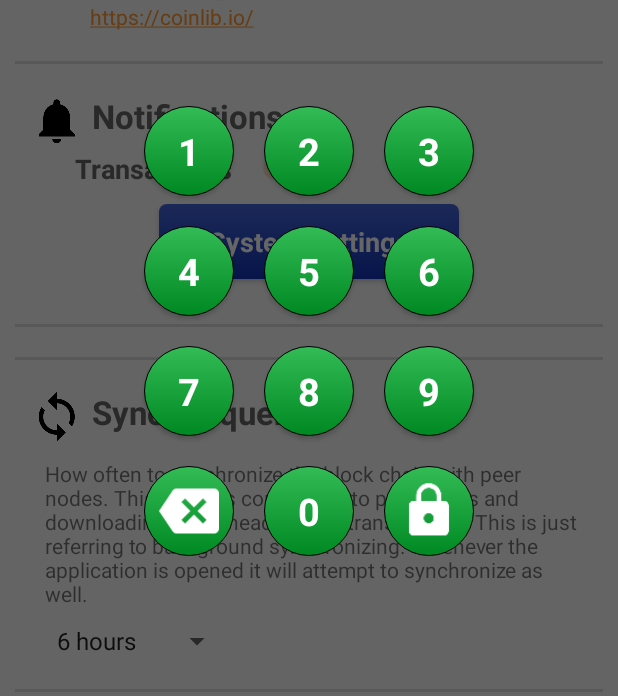
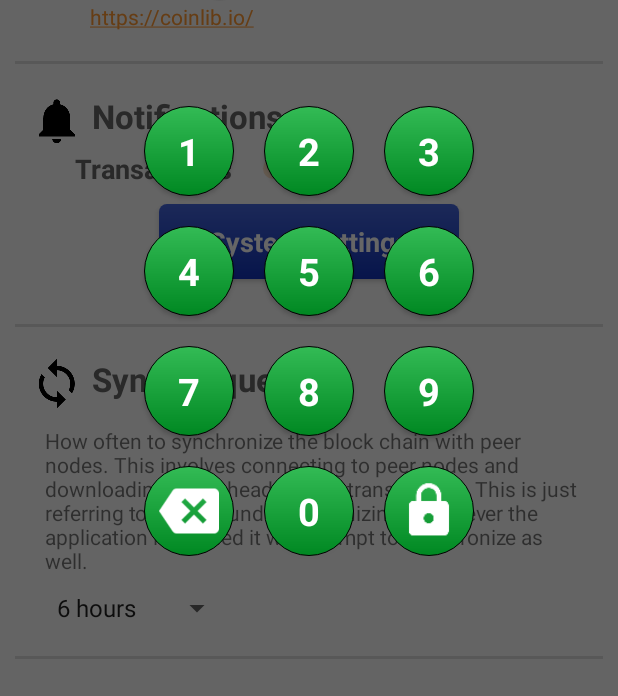
Before and after one commit to nextcashtech/android_wallet, an Android app: the screen it shows after launch (MainActivity), after a tap on "Settings", on a phone screen of 412 x 824 dp, the part 540-1236 px from its top. Run offline under Robolectric (Android 15) with nearby library versions, the phone set to English and light mode, and no system bars; pictures from the network do not load; 6 statements that could not run were skipped.

Commit message:
Remove extra separator line in settings layout.

```diff
--- a/app/src/main/res/layout/settings.xml
+++ b/app/src/main/res/layout/settings.xml
@@ -135,12 +135,6 @@
         android:layout_marginTop="20dp"
         android:background="#ddd" />
 
-    <View
-        android:layout_width="match_parent"
-        android:layout_height="2dip"
-        android:layout_marginTop="20dp"
-        android:background="#ddd" />
-
     <TextView
         android:id="@+id/syncFrequencyTitle"
         android:layout_width="match_parent"
```
